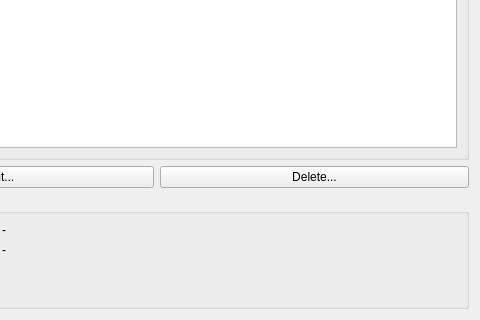
Above: H3/GUI/QtDesigns/Bases.ui from MitaineDomise/H3 before the change; both pictures show x 482 to 962 and y 575 to 895 of the 962 by 895 pixel window. Below: the same form after it.
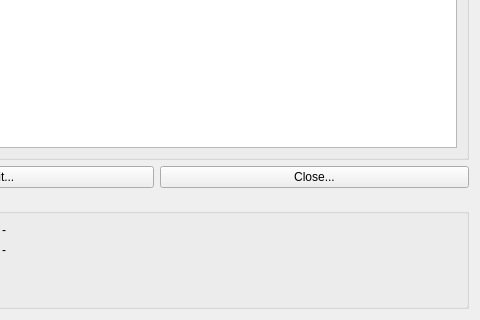
That is the form after the change.

Commit message: More polish on manage_bases (parent combobox, gray out closed bases, cyclic branch check)

```diff
--- a/H3/GUI/QtDesigns/Bases.ui
+++ b/H3/GUI/QtDesigns/Bases.ui
@@ -17,7 +17,7 @@
    <item row="2" column="2">
     <widget class="QPushButton" name="deleteButton">
      <property name="text">
-      <string>Delete...</string>
+      <string>Close...</string>
      </property>
     </widget>
    </item>
```
The commit also changes 3 other files.
